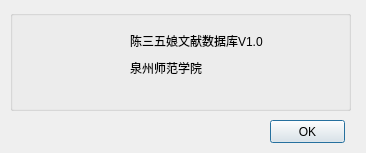
Old version of the form UI/UI_Dlgabout.ui in the repository mortersen/C35N.
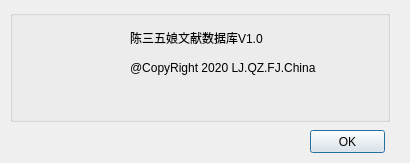
New version of the form. Icons and pictures are not drawn.

Patch:
```diff
--- a/UI/UI_Dlgabout.ui
+++ b/UI/UI_Dlgabout.ui
@@ -9,10 +9,16 @@
    <rect>
     <x>0</x>
     <y>0</y>
-    <width>366</width>
-    <height>153</height>
+    <width>410</width>
+    <height>163</height>
    </rect>
   </property>
+  <property name="minimumSize">
+   <size>
+    <width>345</width>
+    <height>163</height>
+   </size>
+  </property>
   <property name="windowTitle">
    <string>About ...</string>
   </property>
@@ -23,8 +29,8 @@
   <widget class="QPushButton" name="pushButton">
    <property name="geometry">
     <rect>
-     <x>270</x>
-     <y>120</y>
+     <x>310</x>
+     <y>130</y>
      <width>75</width>
      <height>23</height>
     </rect>
@@ -38,8 +44,8 @@
     <rect>
      <x>10</x>
      <y>10</y>
-     <width>341</width>
-     <height>101</height>
+     <width>380</width>
+     <height>112</height>
     </rect>
    </property>
    <property name="title">
@@ -50,12 +56,12 @@
      <rect>
       <x>120</x>
       <y>50</y>
-      <width>211</width>
+      <width>221</width>
       <height>16</height>
      </rect>
     </property>
     <property name="text">
-     <string>泉州师范学院</string>
+     <string>@CopyRight 2020 LJ.QZ.FJ.China</string>
     </property>
    </widget>
    <widget class="QLabel" name="label_3">
@@ -63,8 +69,8 @@
      <rect>
       <x>10</x>
       <y>9</y>
-      <width>81</width>
-      <height>81</height>
+      <width>91</width>
+      <height>91</height>
      </rect>
     </property>
     <property name="text">
@@ -83,7 +89,7 @@
       <x>120</x>
       <y>20</y>
       <width>211</width>
-      <height>21</height>
+      <height>16</height>
      </rect>
     </property>
     <property name="text">
```
